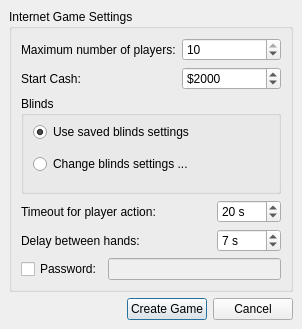
This is src/gui/qt/createinternetgamedialog.ui in pokerth/pokerth as Qt 5 draws it before an edit. The edited form follows.
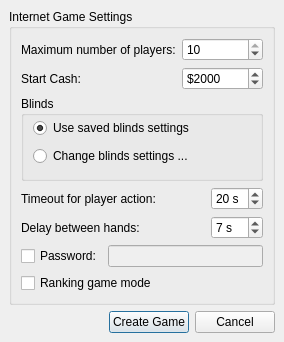
This is the edited form. Icons and pictures are not drawn.

Commit message: add new ranking mode options to settings. also add ranking mode icon for game-list

The edit to the form file:
```diff
--- a/src/gui/qt/createinternetgamedialog.ui
+++ b/src/gui/qt/createinternetgamedialog.ui
@@ -6,8 +6,8 @@
    <rect>
     <x>0</x>
     <y>0</y>
-    <width>302</width>
-    <height>329</height>
+    <width>284</width>
+    <height>342</height>
    </rect>
   </property>
   <property name="windowTitle">
@@ -139,6 +139,12 @@
       </item>
       <item row="3" column="0" colspan="2">
        <widget class="QLabel" name="label_6">
+        <property name="sizePolicy">
+         <sizepolicy hsizetype="Minimum" vsizetype="Preferred">
+          <horstretch>0</horstretch>
+          <verstretch>0</verstretch>
+         </sizepolicy>
+        </property>
         <property name="text">
          <string>Timeout for player action:</string>
         </property>
@@ -175,6 +181,12 @@
       </item>
       <item row="4" column="2" colspan="2">
        <widget class="QSpinBox" name="spinBox_netDelayBetweenHands">
+        <property name="sizePolicy">
+         <sizepolicy hsizetype="Expanding" vsizetype="Fixed">
+          <horstretch>0</horstretch>
+          <verstretch>0</verstretch>
+         </sizepolicy>
+        </property>
         <property name="suffix">
          <string> s</string>
         </property>
@@ -189,6 +201,23 @@
         </property>
        </widget>
       </item>
+      <item row="7" column="0" colspan="4">
+       <widget class="QCheckBox" name="checkBox_rankingMode">
+        <property name="statusTip">
+         <string>This game will affect players ranking level</string>
+        </property>
+        <property name="whatsThis">
+         <string>This game will affect players ranking level</string>
+        </property>
+        <property name="text">
+         <string>Ranking game mode</string>
+        </property>
+        <property name="icon">
+         <iconset resource="resources/pokerth.qrc">
+          <normaloff>:/gfx/cup.png</normaloff>:/gfx/cup.png</iconset>
+        </property>
+       </widget>
+      </item>
      </layout>
     </widget>
    </item>
```
Left out of the diff: 8 changed lines with no effect on the pictures. The commit also changes 10 other files.
